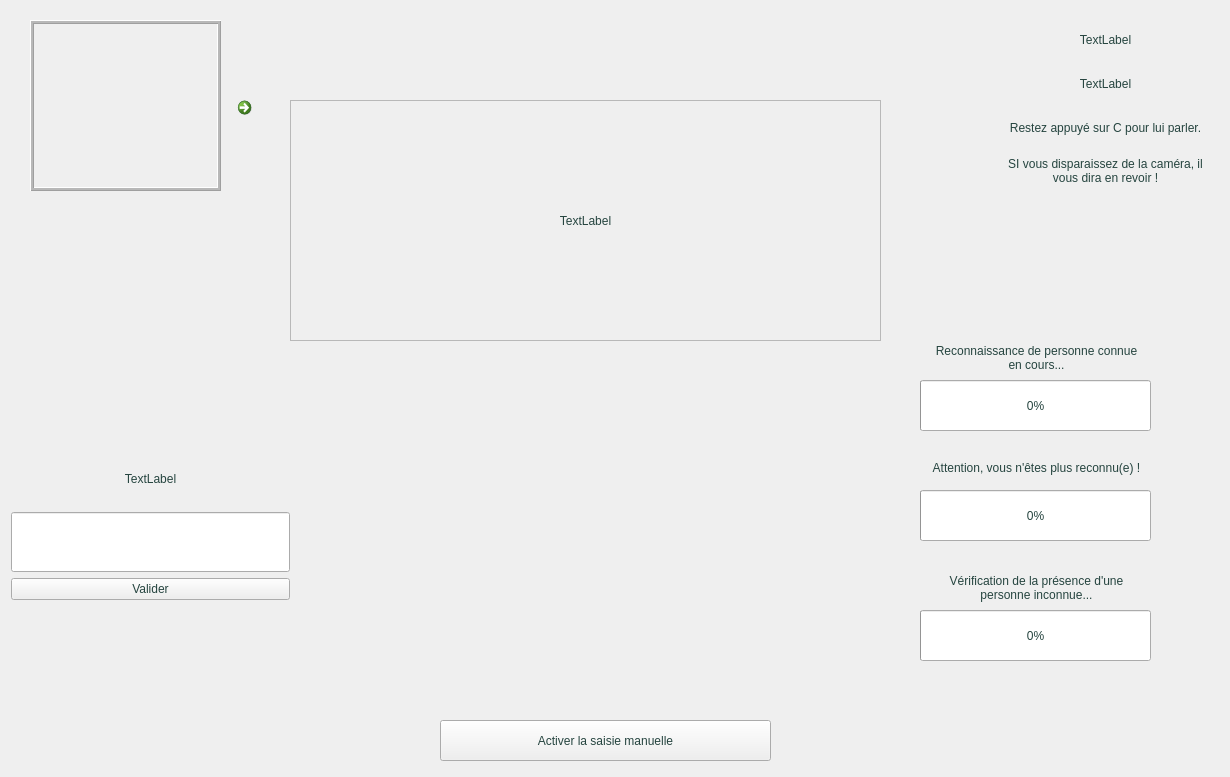
suricats/surirobot-client-ng, file surirobot/core/gui/mainwindow.ui: the form before one commit.
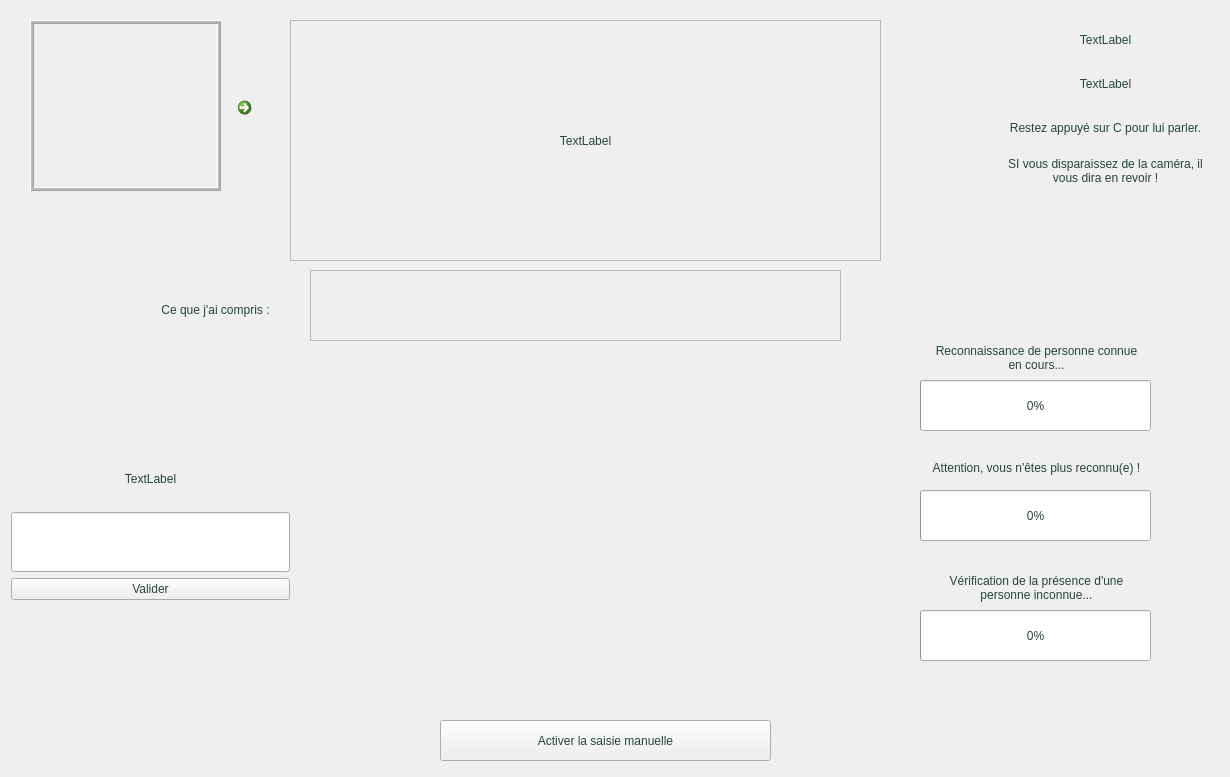
The form after the commit.

The edit to the form file:
```diff
--- a/surirobot/core/gui/mainwindow.ui
+++ b/surirobot/core/gui/mainwindow.ui
@@ -190,7 +190,7 @@
     <property name="geometry">
      <rect>
       <x>290</x>
-      <y>100</y>
+      <y>20</y>
       <width>591</width>
       <height>241</height>
      </rect>
@@ -769,6 +769,71 @@
      <number>0</number>
     </property>
    </widget>
+   <widget class="QFrame" name="textLayoutContainer_2">
+    <property name="geometry">
+     <rect>
+      <x>310</x>
+      <y>270</y>
+      <width>531</width>
+      <height>71</height>
+     </rect>
+    </property>
+    <property name="frameShape">
+     <enum>QFrame::StyledPanel</enum>
+    </property>
+    <property name="frameShadow">
+     <enum>QFrame::Raised</enum>
+    </property>
+    <layout class="QVBoxLayout" name="textLayout_2">
+     <property name="leftMargin">
+      <number>8</number>
+     </property>
+     <property name="topMargin">
+      <number>8</number>
+     </property>
+     <property name="rightMargin">
+      <number>8</number>
+     </property>
+     <property name="bottomMargin">
+      <number>8</number>
+     </property>
+     <item>
+      <widget class="QLabel" name="labelInput">
+       <property name="text">
+        <string/>
+       </property>
+       <property name="alignment">
+        <set>Qt::AlignCenter</set>
+       </property>
+       <property name="wordWrap">
+        <bool>true</bool>
+       </property>
+      </widget>
+     </item>
+    </layout>
+   </widget>
+   <widget class="QLabel" name="labelDown_4">
+    <property name="geometry">
+     <rect>
+      <x>130</x>
+      <y>290</y>
+      <width>171</width>
+      <height>39</height>
+     </rect>
+    </property>
+    <property name="text">
+     <string>Ce que j'ai compris :</string>
+    </property>
+    <property name="alignment">
+     <set>Qt::AlignCenter</set>
+    </property>
+    <property name="wordWrap">
+     <bool>true</bool>
+    </property>
+    <property name="margin">
+     <number>0</number>
+    </property>
+   </widget>
   </widget>
  </widget>
  <layoutdefault spacing="6" margin="11"/>
```
